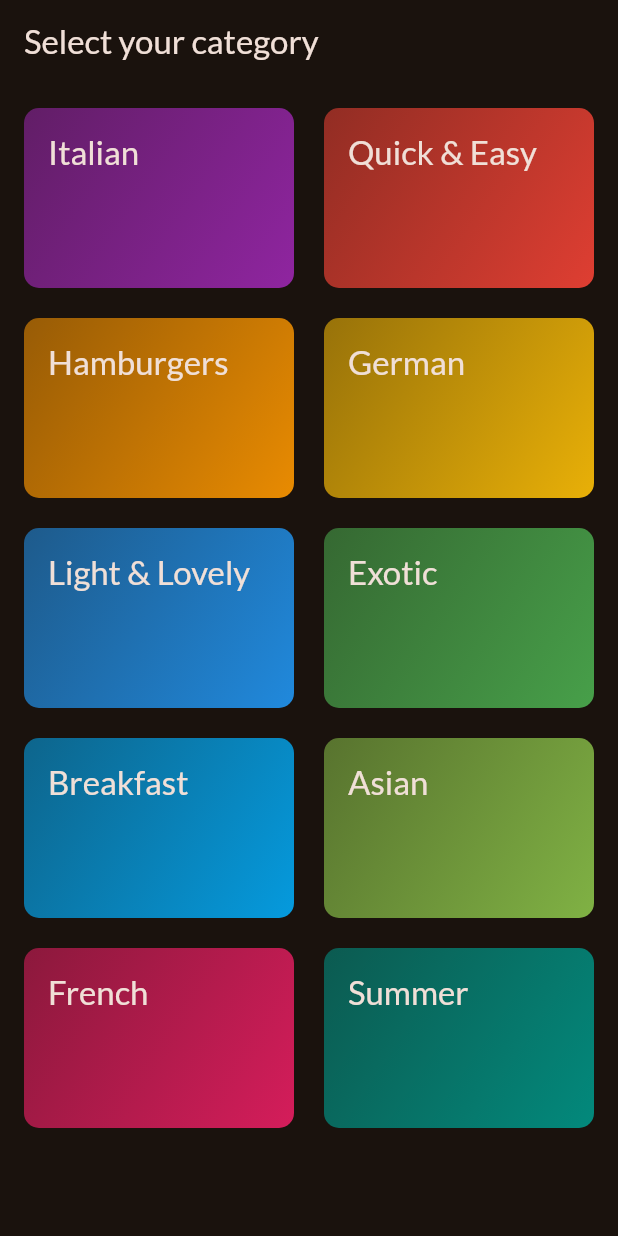
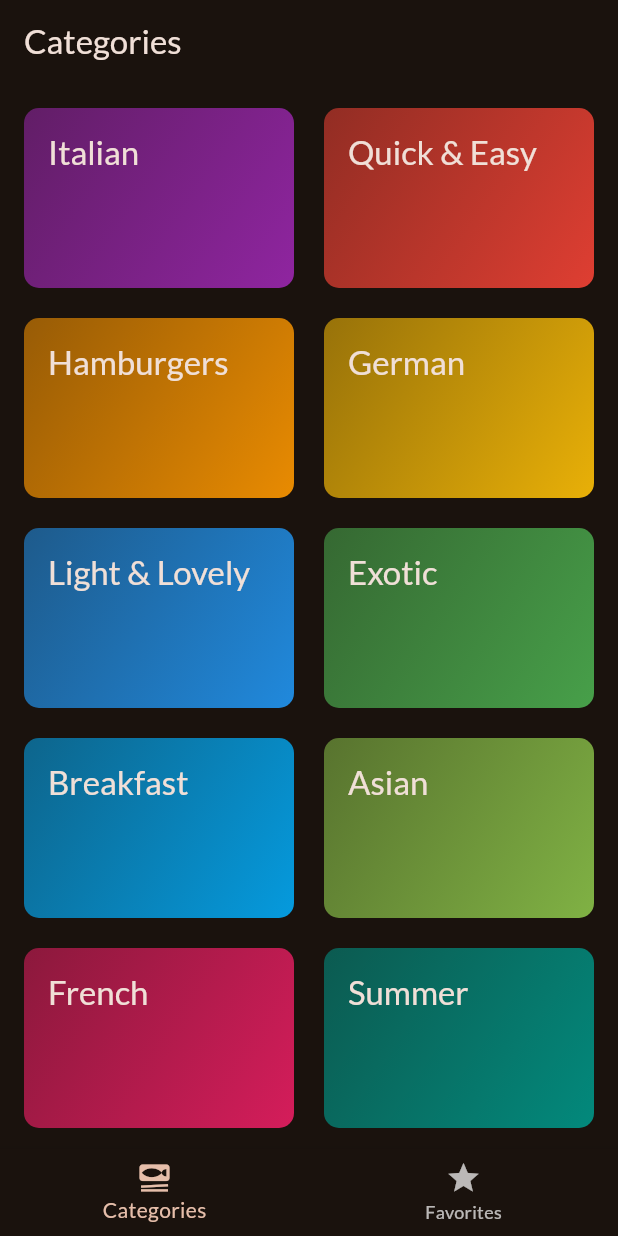
Before and after one commit to MateiEne/Flutter-Udemy, a Flutter app: the screen it shows after launch, on a phone screen of 412 x 824 dp. Run offline on Flutter 3.47's test engine with Material 2 defaults, Android fonts, the light colour scheme and no system bars; our stand-ins replace google_fonts, transparent_image.

Commit message:
added favorites tab

```diff
--- a/MealsApp/lib/main.dart
+++ b/MealsApp/lib/main.dart
@@ -1,6 +1,7 @@
 import 'package:flutter/material.dart';
 import 'package:google_fonts/google_fonts.dart';
 import 'package:meals_app/screens/categories.dart';
+import 'package:meals_app/screens/home.dart';
 import 'package:meals_app/screens/meals.dart';
 
 final theme = ThemeData(
@@ -23,7 +24,7 @@ class App extends StatelessWidget {
   Widget build(BuildContext context) {
     return MaterialApp(
       theme: theme,
-      home: const CategoriesScreen(),
+      home: const HomeScreen(),
     );
   }
 }
--- a/MealsApp/lib/screens/categories.dart
+++ b/MealsApp/lib/screens/categories.dart
@@ -27,11 +27,7 @@ class CategoriesScreen extends StatelessWidget {
 
   @override
   Widget build(BuildContext context) {
-    return Scaffold(
-      appBar: AppBar(
-        title: const Text("Select your category"),
-      ),
-      body: GridView(
+    return GridView(
       padding: const EdgeInsets.all(16),
       gridDelegate: const SliverGridDelegateWithFixedCrossAxisCount(
         crossAxisCount: 2,
@@ -52,7 +48,6 @@ class CategoriesScreen extends StatelessWidget {
             ),
           )
           .toList(),
-      ),
     );
   }
 }
--- /dev/null
+++ b/MealsApp/lib/screens/home.dart
@@ -0,0 +1,57 @@
+import 'package:flutter/material.dart';
+import 'package:meals_app/screens/categories.dart';
+import 'package:meals_app/screens/meals.dart';
+
+class HomeScreen extends StatefulWidget {
+  const HomeScreen({Key? key}) : super(key: key);
+
+  @override
+  State<HomeScreen> createState() => _HomeScreenState();
+}
+
+class _HomeScreenState extends State<HomeScreen> {
+  int _selectedTabIndex = 0;
+
+  void _onSelectTab(int index) {
+    setState(() {
+      _selectedTabIndex = index;
+    });
+  }
+
+  @override
+  Widget build(BuildContext context) {
+    Widget content = const CategoriesScreen();
+    String appBarTitle = 'Categories';
+
+    if (_selectedTabIndex == 1) {
+      content = const MealsScreen(
+        meals: [],
+      );
+
+      appBarTitle = 'Favorites';
+    }
+
+    return Scaffold(
+      appBar: AppBar(
+        title: Text(appBarTitle),
+      ),
+      body: content,
+      bottomNavigationBar: BottomNavigationBar(
+        onTap: (index) {
+          _onSelectTab(index);
+        },
+        currentIndex: _selectedTabIndex,
+        items: const [
+          BottomNavigationBarItem(
+            icon: Icon(Icons.set_meal),
+            label: 'Categories',
+          ),
+          BottomNavigationBarItem(
+            icon: Icon(Icons.star),
+            label: 'Favorites',
+          )
+        ],
+      ),
+    );
+  }
+}
```
Also changed, not shown: MealsApp/lib/screens/meals.dart (+7 -3 lines), the goal of this project is to prov.txt (added, +9 -0 lines), MealsApp/pubspec.lock, 1 other file. Lines whose indentation alone changed are shown as unchanged.
